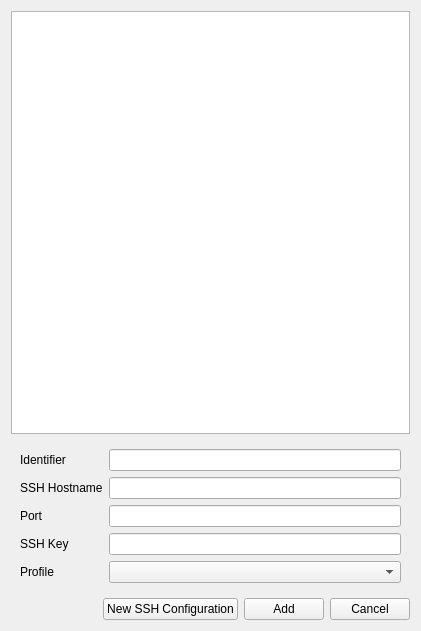
Old version of the form src/Plugins/SSHManager/sshwidget.ui in the repository KDE/konsole.
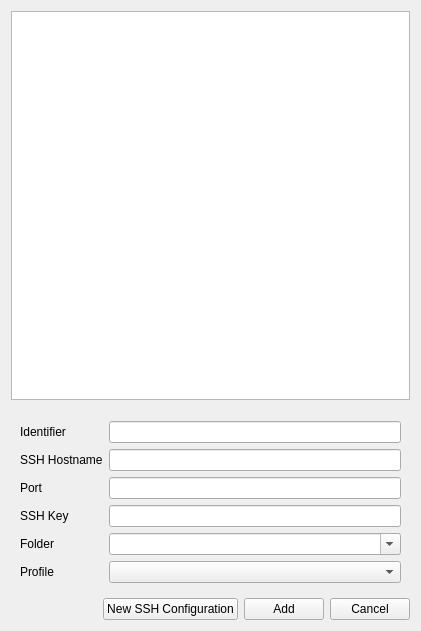
New version of the form. Custom widgets are drawn as their Qt base class.

Commit message: Add support for Folders

Patch:
```diff
--- a/src/Plugins/SSHManager/sshwidget.ui
+++ b/src/Plugins/SSHManager/sshwidget.ui
@@ -15,7 +15,14 @@
   </property>
   <layout class="QVBoxLayout" name="verticalLayout">
    <item>
-    <widget class="QTreeView" name="treeView"/>
+    <widget class="QTreeView" name="treeView">
+     <attribute name="headerVisible">
+      <bool>false</bool>
+     </attribute>
+    </widget>
+   </item>
+   <item>
+    <widget class="KMessageWidget" name="errorPanel"/>
    </item>
    <item>
     <widget class="QWidget" name="sshInfoPane" native="true">
@@ -57,14 +64,14 @@
         </property>
        </widget>
       </item>
-      <item row="4" column="0">
+      <item row="5" column="0">
        <widget class="QLabel" name="label_5">
         <property name="text">
          <string>Profile</string>
         </property>
        </widget>
       </item>
-      <item row="4" column="1">
+      <item row="5" column="1">
        <widget class="QComboBox" name="profile">
         <property name="sizePolicy">
          <sizepolicy hsizetype="MinimumExpanding" vsizetype="Fixed">
@@ -77,6 +84,26 @@
       <item row="3" column="1">
        <widget class="QLineEdit" name="sshkey"/>
       </item>
+      <item row="4" column="1">
+       <widget class="QComboBox" name="folder">
+        <property name="sizePolicy">
+         <sizepolicy hsizetype="MinimumExpanding" vsizetype="Fixed">
+          <horstretch>0</horstretch>
+          <verstretch>0</verstretch>
+         </sizepolicy>
+        </property>
+        <property name="editable">
+         <bool>true</bool>
+        </property>
+       </widget>
+      </item>
+      <item row="4" column="0">
+       <widget class="QLabel" name="label_6">
+        <property name="text">
+         <string>Folder</string>
+        </property>
+       </widget>
+      </item>
      </layout>
     </widget>
    </item>
@@ -120,6 +147,13 @@
    </item>
   </layout>
  </widget>
+ <customwidgets>
+  <customwidget>
+   <class>KMessageWidget</class>
+   <extends>QFrame</extends>
+   <header>kmessagewidget.h</header>
+  </customwidget>
+ </customwidgets>
  <resources/>
  <connections/>
 </ui>
```
The commit also changes 3 other files.
